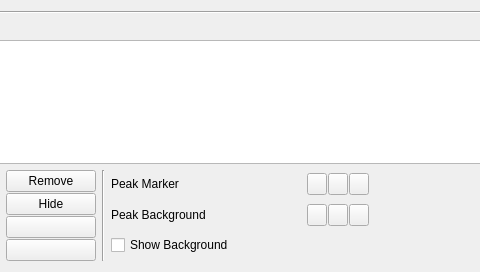
The window that MantidQt/SliceViewer/inc/MantidQtSliceViewer/PeaksWorkspaceWidget.ui (mantidproject/mantid) describes before a commit, drawn with Qt 5; both pictures show x 176 to 656 and y 0 to 272 of the 813 by 272 pixel window.
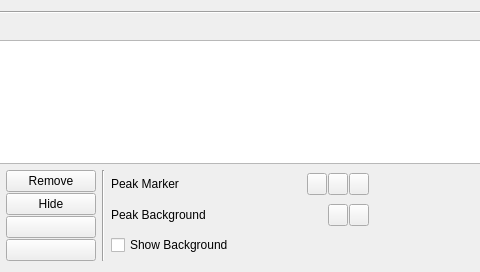
The same window after the commit. Icons and pictures are not drawn.

```diff
--- a/MantidQt/SliceViewer/inc/MantidQtSliceViewer/PeaksWorkspaceWidget.ui
+++ b/MantidQt/SliceViewer/inc/MantidQtSliceViewer/PeaksWorkspaceWidget.ui
@@ -369,23 +369,17 @@
           </widget>
          </item>
          <item>
-          <widget class="QPushButton" name="btnBackgroundColor">
-           <property name="sizePolicy">
-            <sizepolicy hsizetype="Fixed" vsizetype="Fixed">
-             <horstretch>0</horstretch>
-             <verstretch>0</verstretch>
-            </sizepolicy>
+          <spacer name="horizontalSpacer_3">
+           <property name="orientation">
+            <enum>Qt::Horizontal</enum>
            </property>
-           <property name="maximumSize">
+           <property name="sizeHint" stdset="0">
             <size>
-             <width>20</width>
-             <height>16777215</height>
+             <width>40</width>
+             <height>20</height>
             </size>
            </property>
-           <property name="text">
-            <string/>
-           </property>
-          </widget>
+          </spacer>
          </item>
          <item>
           <widget class="QPushButton" name="btnBackgroundColorSphere">
```
Left out of the diff: 13 changed lines with no effect on the pictures.
